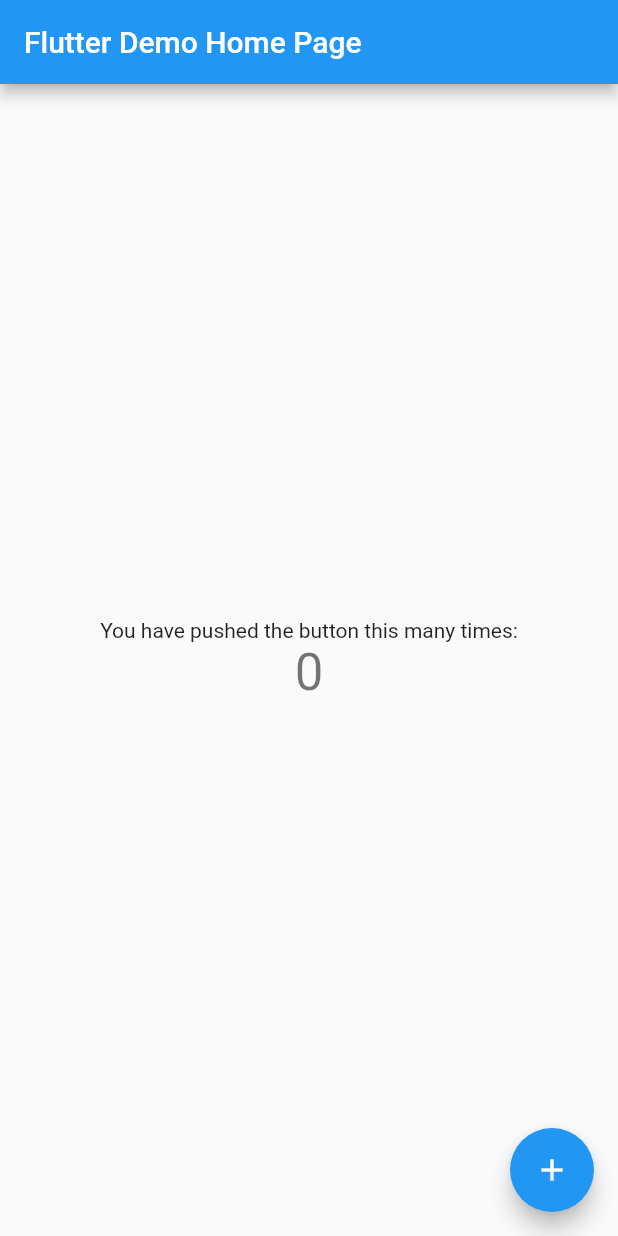
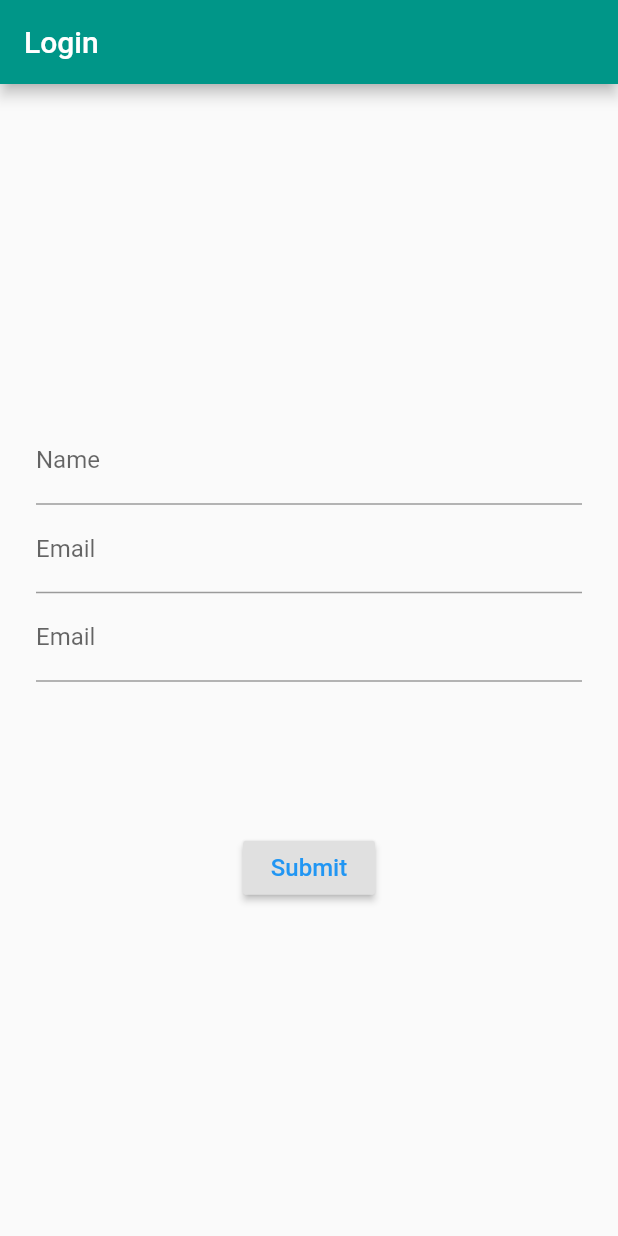
Before and after one commit to MDM-Uni/TAASS-frontend-android, a Flutter app: the screen it shows after launch, on a phone screen of 412 x 824 dp. Run offline on Flutter 3.47's test engine with Material 2 defaults, Android fonts, the phone set to English and light mode, and no system bars.

Commit message:
Creazione pagina per Login

```diff
--- /dev/null
+++ b/lib/formScreen.dart
@@ -0,0 +1,140 @@
+import 'package:flutter/material.dart';
+
+class FormScreen extends StatefulWidget {
+  @override
+  State<StatefulWidget> createState() {
+    // TODO: implement createState
+    return FormScreenState();
+  }
+}
+
+class FormScreenState extends State<FormScreen>{
+
+  String? name;
+  String? email;
+  String? password;
+
+  final GlobalKey<FormState> formKey = GlobalKey<FormState>();
+
+  Widget buildNameField(){
+    return TextFormField(
+      decoration: InputDecoration(labelText: 'Name'),
+      validator: (String? value){
+        if(value!=null && value.isEmpty){
+          return 'Name is required';
+        }
+      },
+      onSaved: (String? value){
+        name = value!;
+      },
+    );
+  }
+
+  Widget buildEmailField(){
+    return TextFormField(
+      decoration: InputDecoration(labelText: 'Email'),
+      validator: (String? value){
+        if(value!=null && value.isEmpty){
+          return 'Email is required';
+        }
+      },
+      onSaved: (String? value){
+        email = value!;
+      },
+    );
+  }
+
+  Widget buildPasswordField(){
+    return TextFormField(
+      decoration: InputDecoration(labelText: 'Password'),
+      validator: (String? value){
+        if(value!=null && value.isEmpty){
+          return 'Password is required';
+        }
+      },
+      onSaved: (String? value){
+        password = value!;
+      },
+    );
+  }
+
+  Container _buildFacebookLoginButton() {
+    return Container(
+      child: ButtonTheme(
+        height: 48,
+        child: RaisedButton(
+            materialTapTargetSize: MaterialTapTargetSize.padded,
+            onPressed: () {
+
+            },
+            color: Color.fromRGBO(27, 76, 213, 1),
+            shape:
+            RoundedRectangleBorder(borderRadius: BorderRadius.circular(16)),
+            textColor: Colors.white,
+            child: const Text(
+              "Connect with Facebook",
+              style: TextStyle(
+                fontWeight: FontWeight.bold,
+                fontSize: 20,
+              ),
+            )),
+      ),
+    );
+  }
+
+  Container _buildGoogleLoginButton() {
+    return Container(
+      margin: EdgeInsets.only(left: 16, top: 16, right: 16, bottom: 0),
+      child: ButtonTheme(
+        height: 48,
+        child: RaisedButton(
+            onPressed: () {
+
+            },
+            color: Colors.white,
+            shape:
+            RoundedRectangleBorder(borderRadius: BorderRadius.circular(16)),
+            textColor: Color.fromRGBO(122, 122, 122, 1),
+            child: Text("Connect with Google",
+                style: TextStyle(
+                  fontWeight: FontWeight.bold,
+                  fontSize: 20,
+                ))),
+      ),
+    );
+  }
+
+
+  @override
+  Widget build(BuildContext context) {
+    // TODO: implement build
+    return Scaffold(
+      resizeToAvoidBottomInset: false,
+      appBar: AppBar(title: Text("Login")),
+      body: Container(
+        margin: EdgeInsets.all(24),
+        child: Form(
+          key: formKey,
+          child: Column(
+            mainAxisAlignment: MainAxisAlignment.center,
+            children: <Widget>[
+              buildNameField(),
+              buildEmailField(),
+              buildEmailField(),
+              SizedBox(height: 100),
+              // ignore: deprecated_member_use, deprecated_member_use
+              RaisedButton(
+                // ignore: prefer_const_constructors
+                child: Text('Submit',style: TextStyle(color: Colors.blue, fontSize: 16,),),
+                onPressed: (){
+                  if(!formKey.currentState!.validate()){
+                    return;
+                  }
+                  formKey.currentState!.save();
+                },)
+            ],
+          ),),
+      ),
+    );
+  }
+}
--- a/lib/main.dart
+++ b/lib/main.dart
@@ -1,115 +1,20 @@
 import 'package:flutter/material.dart';
+import 'package:taass_frontend_android/formScreen.dart';
 
 void main() {
-  runApp(const MyApp());
+  runApp(MyApp());
 }
 
-class MyApp extends StatelessWidget {
-  const MyApp({Key? key}) : super(key: key);
-
-  // This widget is the root of your application.
+class MyApp extends StatelessWidget{
   @override
   Widget build(BuildContext context) {
+    // TODO: implement build
     return MaterialApp(
-      title: 'Flutter Demo',
+      title: 'Coding with Johnnie',
       theme: ThemeData(
-        // This is the theme of your application.
-        //
-        // Try running your application with "flutter run". You'll see the
-        // application has a blue toolbar. Then, without quitting the app, try
-        // changing the primarySwatch below to Colors.green and then invoke
-        // "hot reload" (press "r" in the console where you ran "flutter run",
-        // or simply save your changes to "hot reload" in a Flutter IDE).
-        // Notice that the counter didn't reset back to zero; the application
-        // is not restarted.
-        primarySwatch: Colors.blue,
+        primarySwatch: Colors.teal,
       ),
-      home: const MyHomePage(title: 'Flutter Demo Home Page'),
+      home: FormScreen(),
     );
   }
 }
-
-class MyHomePage extends StatefulWidget {
-  const MyHomePage({Key? key, required this.title}) : super(key: key);
-
-  // This widget is the home page of your application. It is stateful, meaning
-  // that it has a State object (defined below) that contains fields that affect
-  // how it looks.
-
-  // This class is the configuration for the state. It holds the values (in this
-  // case the title) provided by the parent (in this case the App widget) and
-  // used by the build method of the State. Fields in a Widget subclass are
-  // always marked "final".
-
-  final String title;
-
-  @override
-  State<MyHomePage> createState() => _MyHomePageState();
-}
-
-class _MyHomePageState extends State<MyHomePage> {
-  int _counter = 0;
-
-  void _incrementCounter() {
-    setState(() {
-      // This call to setState tells the Flutter framework that something has
-      // changed in this State, which causes it to rerun the build method below
-      // so that the display can reflect the updated values. If we changed
-      // _counter without calling setState(), then the build method would not be
-      // called again, and so nothing would appear to happen.
-      _counter++;
-    });
-  }
-
-  @override
-  Widget build(BuildContext context) {
-    // This method is rerun every time setState is called, for instance as done
-    // by the _incrementCounter method above.
-    //
-    // The Flutter framework has been optimized to make rerunning build methods
-    // fast, so that you can just rebuild anything that needs updating rather
-    // than having to individually change instances of widgets.
-    return Scaffold(
-      appBar: AppBar(
-        // Here we take the value from the MyHomePage object that was created by
-        // the App.build method, and use it to set our appbar title.
-        title: Text(widget.title),
-      ),
-      body: Center(
-        // Center is a layout widget. It takes a single child and positions it
-        // in the middle of the parent.
-        child: Column(
-          // Column is also a layout widget. It takes a list of children and
-          // arranges them vertically. By default, it sizes itself to fit its
-          // children horizontally, and tries to be as tall as its parent.
-          //
-          // Invoke "debug painting" (press "p" in the console, choose the
-          // "Toggle Debug Paint" action from the Flutter Inspector in Android
-          // Studio, or the "Toggle Debug Paint" command in Visual Studio Code)
-          // to see the wireframe for each widget.
-          //
-          // Column has various properties to control how it sizes itself and
-          // how it positions its children. Here we use mainAxisAlignment to
-          // center the children vertically; the main axis here is the vertical
-          // axis because Columns are vertical (the cross axis would be
-          // horizontal).
-          mainAxisAlignment: MainAxisAlignment.center,
-          children: <Widget>[
-            const Text(
-              'You have pushed the button this many times:',
-            ),
-            Text(
-              '$_counter',
-              style: Theme.of(context).textTheme.headline4,
-            ),
-          ],
-        ),
-      ),
-      floatingActionButton: FloatingActionButton(
-        onPressed: _incrementCounter,
-        tooltip: 'Increment',
-        child: const Icon(Icons.add),
-      ), // This trailing comma makes auto-formatting nicer for build methods.
-    );
-  }
-}
```
Also changed, not shown: pubspec.lock.
